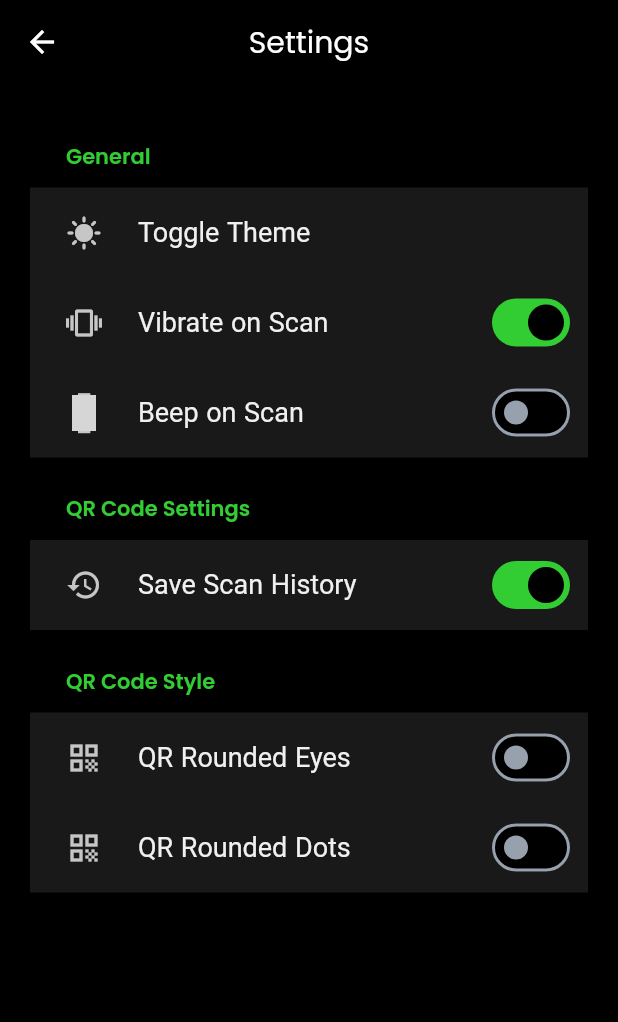
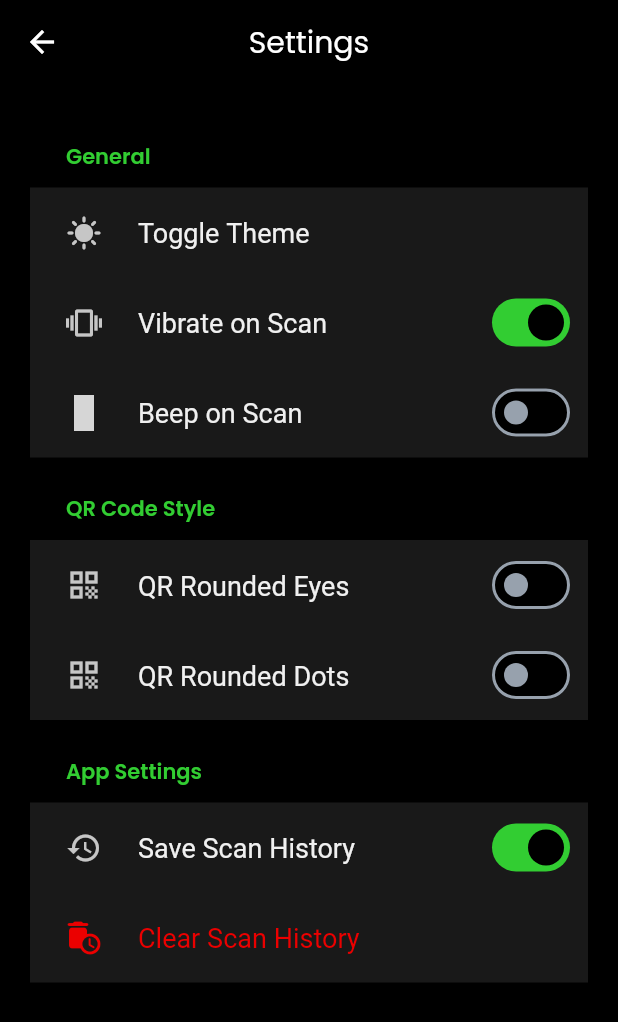
Before and after one commit to aprimr/Qr-Scanner, a Flutter app: the Setting screen opened by its route, after a tap on "Toggle Theme", on a phone screen of 412 x 824 dp. Shown: the top 1022 px of the screen. Run offline on Flutter 3.47's test engine with Material 3 defaults, Android fonts, the light colour scheme and no system bars; drawn by our look-alikes of settings_ui; our stand-ins replace audioplayers, google_fonts, hugeicons, qr_flutter, share_plus, shared_preferences and 1 more; missing offline and left inert: app_settings, gal, mobile_scanner; accounts and stored records are empty; grey boxes are pictures that could not be loaded.

Commit message:
small ui updates

```diff
--- a/lib/screens/create_result.dart
+++ b/lib/screens/create_result.dart
@@ -81,7 +81,7 @@ class _CreateResultState extends State<CreateResult> {
             fontFamily: GoogleFonts.poppins().fontFamily,
           ),
         ),
-        actions: [ToggleThemeButton(), SizedBox(width: 8)],
+        actions: [SizedBox(width: 8)],
       ),
       body: Padding(
         padding: EdgeInsetsGeometry.symmetric(horizontal: 20, vertical: 0),
--- a/lib/screens/scan_result.dart
+++ b/lib/screens/scan_result.dart
@@ -61,7 +61,6 @@ class _ScanResultState extends State<ScanResult> {
           ),
         ),
         actions: [
-          ToggleThemeButton(),
           IconButton(
             onPressed: _handleFavouriteTap,
             icon: isFavourite
--- a/lib/screens/setting.dart
+++ b/lib/screens/setting.dart
@@ -1,11 +1,9 @@
 import 'package:flutter/material.dart';
-import 'package:flutter/services.dart';
 import 'package:google_fonts/google_fonts.dart';
 import 'package:hugeicons/hugeicons.dart';
 import 'package:provider/provider.dart';
 import 'package:qr_code/provider/settings_provider.dart';
 import 'package:qr_code/provider/theme_provider.dart';
-import 'package:qr_code/services/audio_player.dart';
 import 'package:settings_ui/settings_ui.dart';
 import 'package:vibration/vibration.dart';
 
@@ -43,10 +41,7 @@ class _SettingState extends State<Setting> {
           settingsListBackground: Theme.of(context).colorScheme.surface,
           settingsSectionBackground: const Color(0xFF191919),
         ),
-        contentPadding: const EdgeInsets.symmetric(
-          horizontal: 20,
-          vertical: 14,
-        ),
+        contentPadding: EdgeInsets.symmetric(horizontal: 20, vertical: 14),
         sections: [
           // General
           SettingsSection(
@@ -64,8 +59,8 @@ class _SettingState extends State<Setting> {
                 },
               ),
               SettingsTile.switchTile(
-                leading: const Icon(Icons.vibration),
-                title: const Text("Vibrate on Scan"),
+                leading: Icon(Icons.vibration),
+                title: Text("Vibrate on Scan"),
                 initialValue: settingsData.vibrateOnScan,
                 onToggle: (value) async {
                   settingsMethod.toggleVibrateOnScan(value);
@@ -76,25 +71,10 @@ class _SettingState extends State<Setting> {
               ),
               SettingsTile.switchTile(
                 leading: HugeIcon(icon: HugeIcons.strokeRoundedVolumeHigh),
-                title: const Text("Beep on Scan"),
+                title: Text("Beep on Scan"),
                 initialValue: settingsData.beepOnScan,
                 onToggle: (value) async {
                   settingsMethod.toggleBeepOnScan(value);
-                },
-              ),
-            ],
-          ),
-
-          // QR Code Settings
-          SettingsSection(
-            title: _sectionTitle("QR Code Settings"),
-            tiles: [
-              SettingsTile.switchTile(
-                leading: const Icon(Icons.history),
-                title: const Text("Save Scan History"),
-                initialValue: settingsData.saveScanHistory,
-                onToggle: (value) async {
-                  settingsMethod.toggleSaveScanHistory(value);
                 },
               ),
             ],
@@ -110,7 +90,7 @@ class _SettingState extends State<Setting> {
                   settingsMethod.toggleRoundedEyes(value);
                 },
                 leading: Icon(Icons.qr_code_outlined),
-                title: const Text("QR Rounded Eyes"),
+                title: Text("QR Rounded Eyes"),
               ),
               SettingsTile.switchTile(
                 initialValue: settingsData.isRoundedDots,
@@ -118,7 +98,33 @@ class _SettingState extends State<Setting> {
                   settingsMethod.toggleRoundedDots(value);
                 },
                 leading: Icon(Icons.qr_code_outlined),
-                title: const Text("QR Rounded Dots"),
+                title: Text("QR Rounded Dots"),
+              ),
+            ],
+          ),
+
+          // App Settings
+          SettingsSection(
+            title: _sectionTitle("App Settings"),
+            tiles: [
+              SettingsTile.switchTile(
+                leading: Icon(Icons.history),
+                title: Text("Save Scan History"),
+                initialValue: settingsData.saveScanHistory,
+                onToggle: (value) async {
+                  settingsMethod.toggleSaveScanHistory(value);
+                },
+              ),
+              SettingsTile(
+                leading: Icon(
+                  Icons.auto_delete_rounded,
+                  color: Theme.of(context).colorScheme.error,
+                ),
+                title: Text(
+                  "Clear Scan History",
+                  style: TextStyle(color: Theme.of(context).colorScheme.error),
+                ),
+                onPressed: (value) {},
               ),
             ],
           ),
--- a/lib/widgets/bottom_nav.dart
+++ b/lib/widgets/bottom_nav.dart
@@ -1,4 +1,5 @@
 import 'package:flutter/material.dart';
+import 'package:google_fonts/google_fonts.dart';
 import 'package:hugeicons/hugeicons.dart';
 import 'package:qr_code/screens/create_tabs/create.dart';
 import 'package:qr_code/screens/favourites.dart';
@@ -19,6 +20,7 @@ class _BottomNavState extends State<BottomNav> {
   late PageController _pageController;
   // pages list
   final List<Widget> _pages = [Scan(), Create(), Favourites(), History()];
+  final List<String> _pageTitle = ["", "Create QR", "Favourites", "History"];
 
   @override
   void initState() {
@@ -50,9 +52,23 @@ class _BottomNavState extends State<BottomNav> {
   Widget build(BuildContext context) {
     return Scaffold(
       appBar: AppBar(
+        title: Row(
+          children: [
+            SizedBox(width: 10),
+            Text(
+              _pageTitle[_selectedIndex],
+              style: TextStyle(
+                fontSize: 20,
+                letterSpacing: 1.1,
+                fontWeight: FontWeight.w600,
+                fontFamily: GoogleFonts.fredoka().fontFamily,
+                color: Theme.of(context).colorScheme.outline,
+              ),
+            ),
+          ],
+        ),
         backgroundColor: Theme.of(context).colorScheme.surface,
         actions: [
-          ToggleThemeButton(),
           IconButton(
             onPressed: () {
               Navigator.pushNamed(context, AppRoutes.settingRoute);
```
